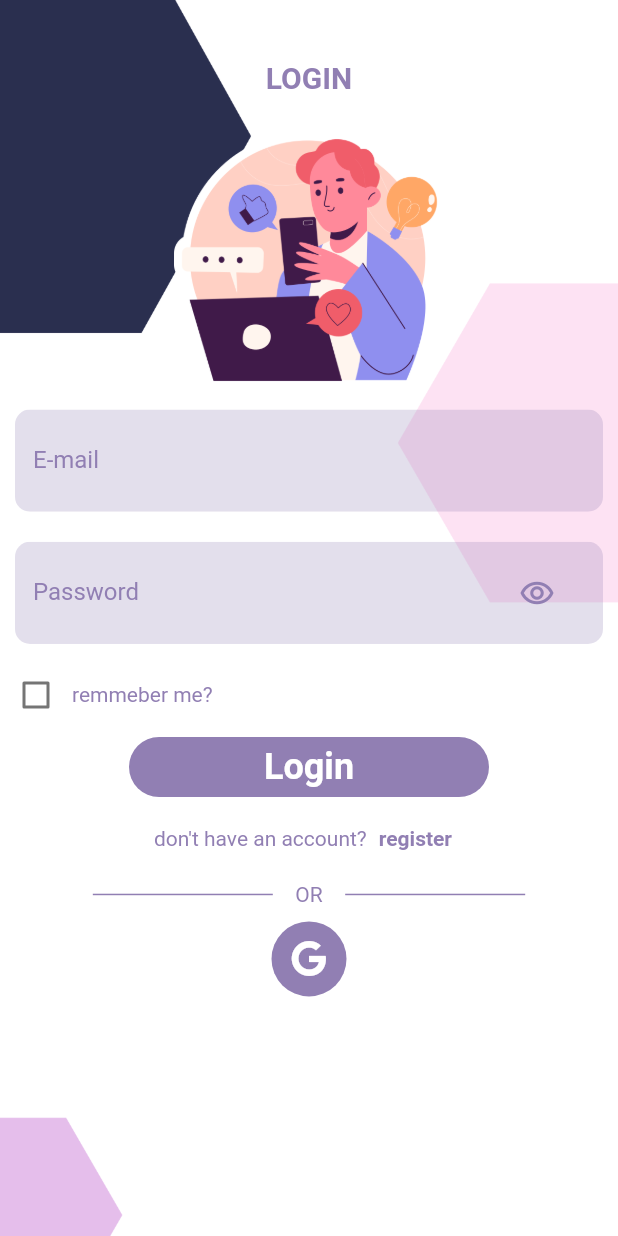
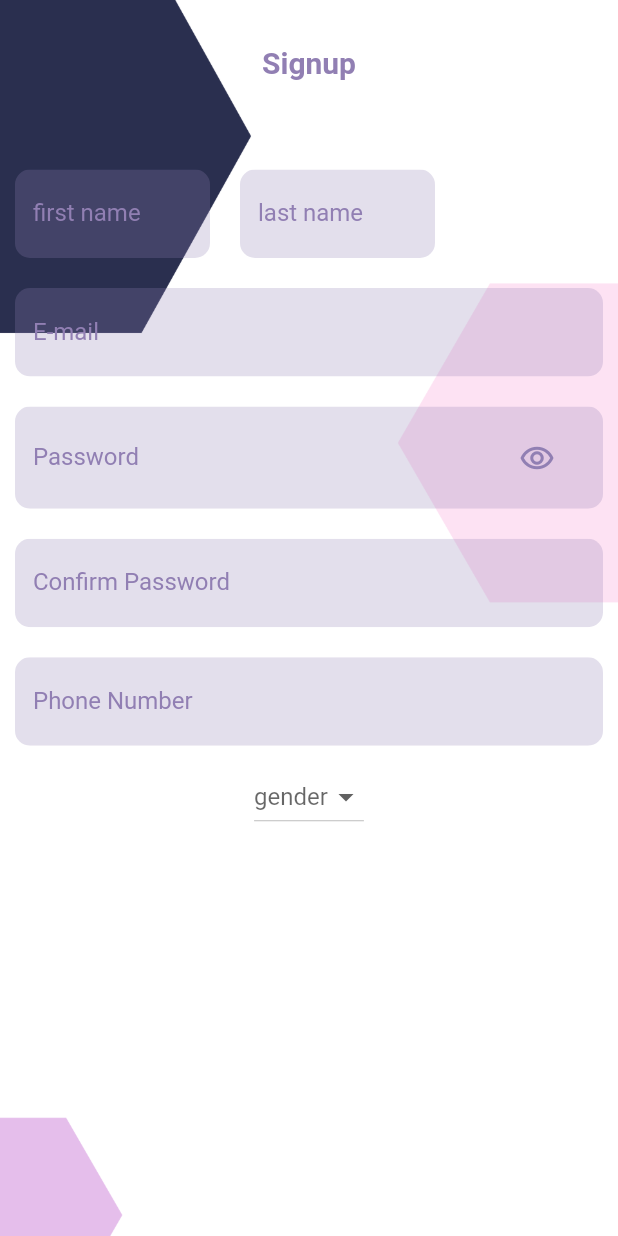
Before and after one commit to MazenJadaan/SocialMaster2, a Flutter app: the screen it shows after launch, on a phone screen of 412 x 824 dp. Run offline on Flutter 3.47's test engine with Material 2 defaults, Android fonts, the phone set to English and light mode, and no system bars; our stand-ins replace font_awesome_flutter, google_sign_in; Roboto replaces fonts that are missing (Pacifico).

Commit message:
signup commit

```diff
--- a/lib/main.dart
+++ b/lib/main.dart
@@ -1,4 +1,5 @@
 import 'package:flutter/material.dart';
+import 'package:social_master/modules/auth/Signup.dart';
 import 'package:social_master/modules/auth/login.dart';
 import 'package:social_master/shared/styles/colors.dart';
 
@@ -19,7 +20,7 @@ class MyApp extends StatelessWidget {
 
           // primarySwatch: Colors.purple,
           ),
-      home: Login(),
+      home: Signup(),
     );
   }
 }
--- /dev/null
+++ b/lib/modules/auth/Signup.dart
@@ -0,0 +1,131 @@
+import 'package:flutter/material.dart';
+import 'package:font_awesome_flutter/font_awesome_flutter.dart';
+import 'package:social_master/shared/components/components.dart';
+
+import '../../shared/styles/colors.dart';
+import 'login.dart';
+
+class Signup extends StatelessWidget {
+  Signup({Key? key}) : super(key: key);
+  var _firstNameController = TextEditingController();
+  var _lastNameController = TextEditingController();
+  var _emailController = TextEditingController();
+  var _passwordController = TextEditingController();
+  var _confirmPasswordController = TextEditingController();
+  var _phoneNumberController = TextEditingController();
+  var _dropDownValue;
+  bool _obscureText = true;
+
+  @override
+  Widget build(BuildContext context) {
+    var formKey = GlobalKey<FormState>();
+    return Container(
+      child: Scaffold(
+        resizeToAvoidBottomInset: false,
+        backgroundColor: Colors.transparent,
+        body: Container(
+          decoration: BoxDecoration(
+              image: DecorationImage(
+                  image: AssetImage("assets/images/test.png"),
+                  fit: BoxFit.cover)),
+          child: Form(
+            key: formKey,
+            child: Column(
+              children: [
+                SizedBox(
+                  height: 30,
+                ),
+                Text(
+                  "Signup",
+                  style: TextStyle(
+                    fontSize: 20,
+                    fontWeight: FontWeight.w600,
+                    fontFamily: 'Pacifico',
+                    color: AppTheme.colors.purple,
+                  ),
+                ),
+                SizedBox(height: 50,),
+                Row(
+                  children: [
+                    Container(
+                      width: 150,
+                      child: SmallTextFormField(
+                        controller: _firstNameController,
+                        validate: emptyValidate,
+                        label: "first name",
+                      ),
+                    ),
+
+                    Container(
+                      width: 150,
+                      child: SmallTextFormField(
+                          controller: _lastNameController,
+                          validate: emptyValidate,
+                          label: "last name"),
+                    ),
+                  ],
+                ),
+
+                MyTextFormField(
+                    suffixOnPressed: () {},
+                    controller: _emailController,
+                    validate: emptyValidate,
+                    label: "E-mail"),
+
+                MyTextFormField(
+
+                  controller: _passwordController,
+                  validate: emptyValidate,
+                  label: "Password",
+                  hint: 'enter your password',
+                  suffixIcon: Icon(Icons.remove_red_eye_outlined,
+                      color: AppTheme.colors.purple),
+                  suffixOnPressed: () {
+                    _obscureText = !_obscureText;
+                  },
+                  prefixIcon: Icon(
+                    Icons.vpn_key_rounded,
+                    color: AppTheme.colors.purple,
+                  ),),
+
+                MyTextFormField(
+                    suffixOnPressed: () {},
+                    controller: _confirmPasswordController,
+                    validate: emptyValidate,
+                    label: "Confirm Password"),
+
+                MyTextFormField(
+                    suffixOnPressed: () {},
+                    controller: _phoneNumberController,
+                    validate: emptyValidate,
+                    label: "Phone Number"),
+
+                DropdownButton(
+                    items: ["male", "female"]
+                        .map((e) => DropdownMenuItem(
+                              child: Text("$e"),
+                              value: e,
+                            ))
+                        .toList(),
+                    value: _dropDownValue,
+
+                    hint: Text("gender"),
+                    onChanged: (val) {
+                      _dropDownValue = val!;
+                    }),
+              ],
+            ),
+          ),
+        ),
+      ),
+    );
+  }
+
+  String? emptyValidate(String? value) {
+    if (value!.isEmpty) {
+      return "can't be empty";
+    } else {
+      return null;
+    }
+  }
+}
--- a/lib/shared/components/components.dart
+++ b/lib/shared/components/components.dart
@@ -20,6 +20,7 @@ Widget MyTextFormField({
           decoration: BoxDecoration(borderRadius: BorderRadius.circular(10)),
           clipBehavior: Clip.antiAliasWithSaveLayer,
           child: TextFormField(
+
             controller: controller,
             obscureText: obscureText,
             keyboardType: inputType,
@@ -46,6 +47,52 @@ Widget MyTextFormField({
         ),
 
     );
+
+Widget SmallTextFormField({
+
+  required TextEditingController controller,
+  required String? Function(String? string) validate,
+  inputType = TextInputType.name,
+  required String label,
+  Icon? prefixIcon = null,
+
+  GlobalKey? key = null,
+  bool obscureText = false,
+  String? hint = null,
+  int maxlines = 1,
+}) =>
+    Padding(
+      padding: const EdgeInsets.all(10),
+      child: Container(
+        decoration: BoxDecoration(borderRadius: BorderRadius.circular(10)),
+        clipBehavior: Clip.antiAliasWithSaveLayer,
+        child: TextFormField(
+
+          controller: controller,
+          obscureText: obscureText,
+          keyboardType: inputType,
+          validator: validate,
+          maxLines: maxlines,
+          obscuringCharacter: '*',
+          decoration: InputDecoration(
+            hintText: hint,
+            hintStyle: TextStyle(color: AppTheme.colors.darkPurple),
+            label: Text(
+              label,
+              style: TextStyle(color: AppTheme.colors.purple),
+            ),
+            border: InputBorder.none,
+            filled: true,
+            fillColor: const Color(0x40917fb3),
+            prefix: prefixIcon,
+
+          ),
+        ),
+      ),
+
+    );
+
+
 
 Widget MyMaterialButton({
   required String text,
--- a/pubspec.yaml
+++ b/pubspec.yaml
@@ -54,7 +54,7 @@ flutter_launcher_icons:
   image_path: "assets/images/small_logo.png"
 
 flutter_native_splash:
-  color: "#ffe2ee"
+  color: "#ffffff"
   image: assets/images/full_logo.png
   android_gravity: center
 
```
Also changed, not shown: 5 other files.
